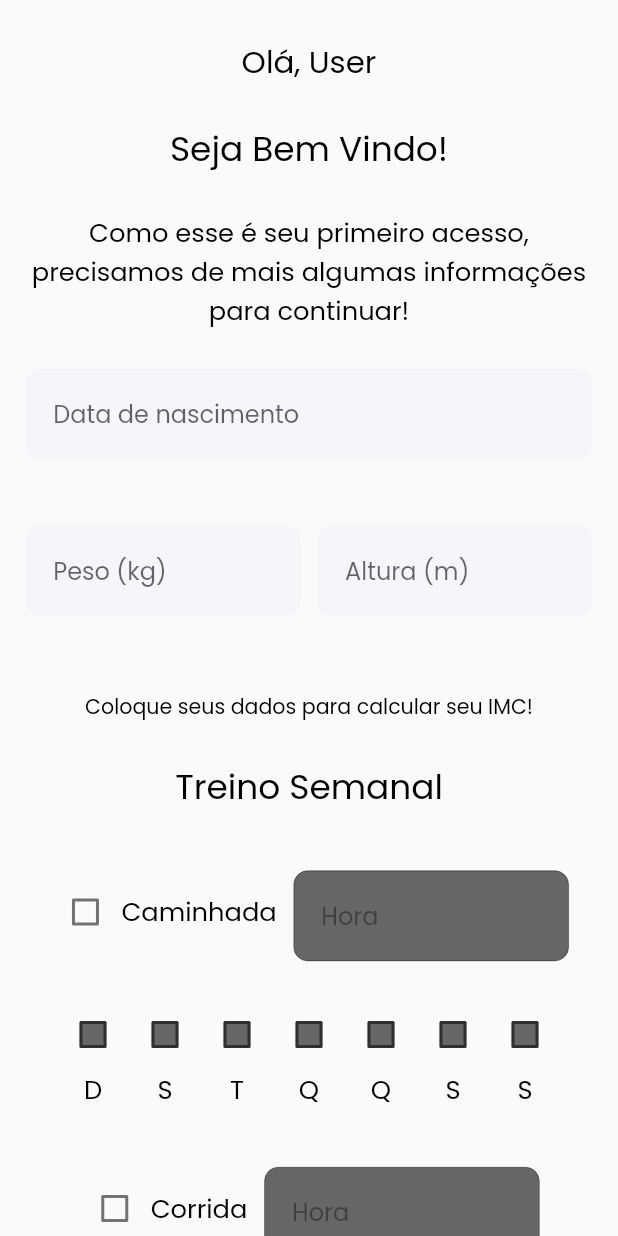
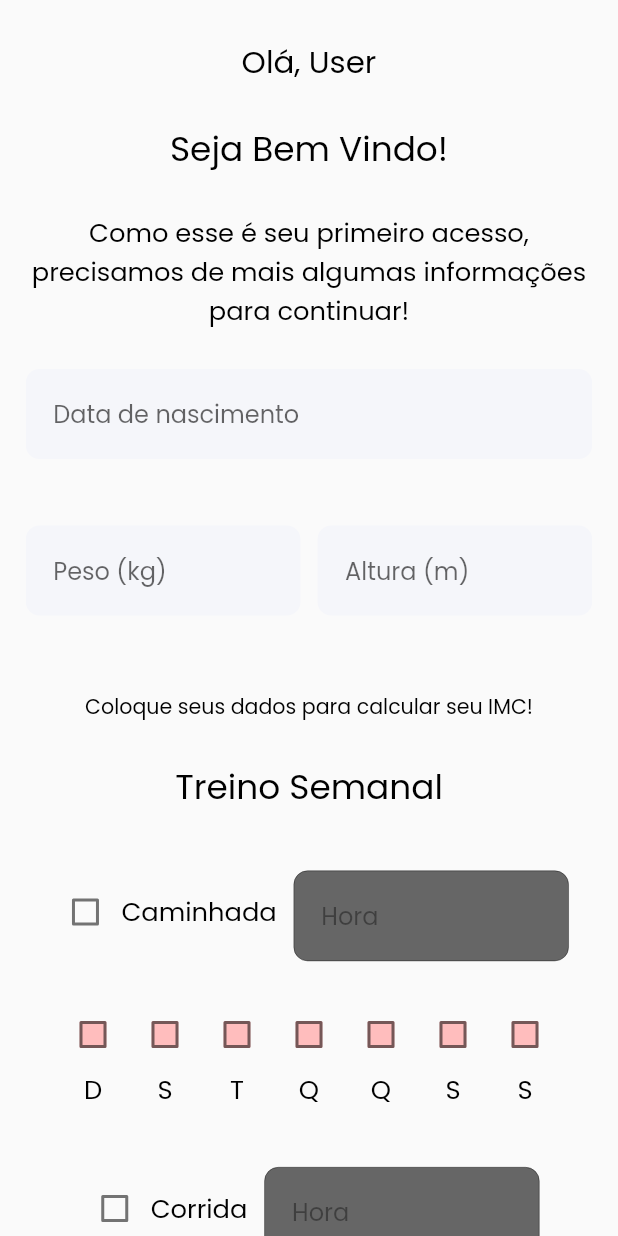
Before and after one commit to megarubber/vitahealth, a Flutter app: the screen it shows after launch, on a phone screen of 412 x 824 dp. Run offline on Flutter 3.47's test engine with Material 2 defaults, Android fonts, the phone set to English and light mode, and no system bars; our stand-ins replace flutter_screenutil, fluttertoast, google_fonts, image_picker, mask_text_input_formatter, sqflite; accounts and stored records are empty; project files that could hold a hidden picture were left out.

Commit message:
style: checkbox color

```diff
--- a/lib/screens/register_profile.dart
+++ b/lib/screens/register_profile.dart
@@ -23,7 +23,7 @@ class TrainWeek extends StatefulWidget {
 class _TrainWeekState extends State<TrainWeek> {
   bool checkboxValue = false;
   TextEditingController timeInput = TextEditingController();
-  Color statusCheckbox = ProjectColors().textFieldBlock;
+  Color statusCheckbox = ProjectColors().textFieldWrong;
 
   /*
   // not working :(
```
